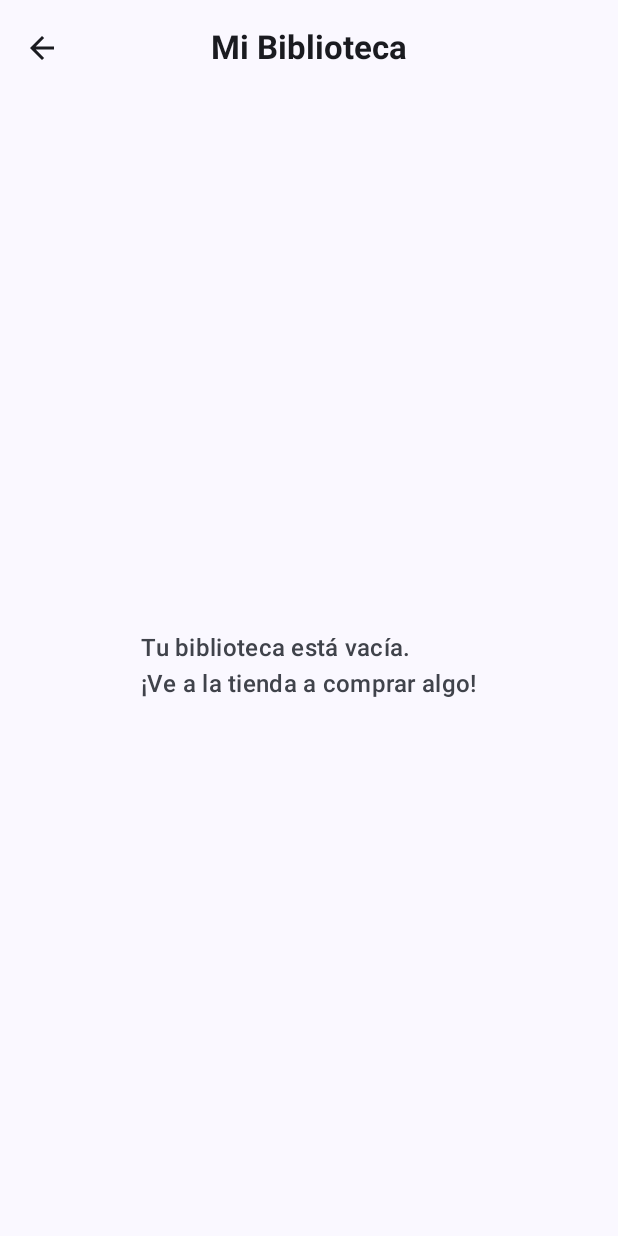
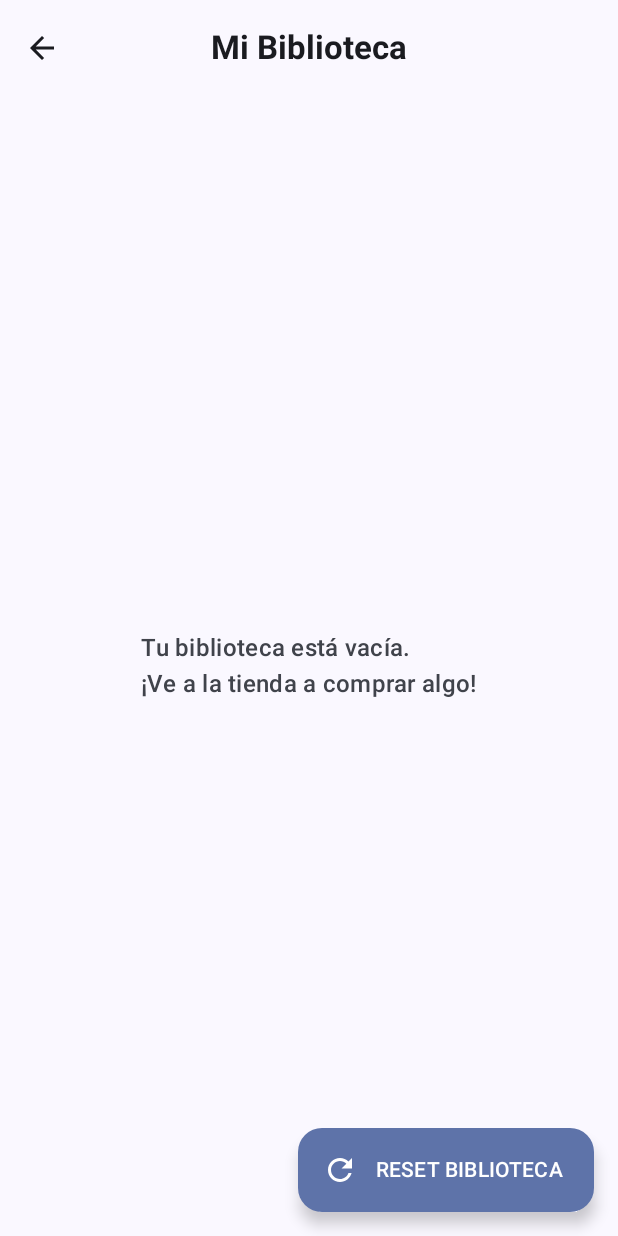
Before and after one commit to hectorpena95/LevelUpGamer, an Android app built with Jetpack Compose: the BibliotecaScreen screen opened through its navigation route, on a phone screen of 412 x 824 dp. Run offline under Robolectric (Android 15) with nearby library versions, the phone set to English and light mode, and no system bars; pictures from the network do not load; 1 statement that could not run was skipped.

Commit message:
imagenes agregadas a juegos, cambios generales y tamaños de letras

```diff
--- a/app/build.gradle.kts
+++ b/app/build.gradle.kts
@@ -51,6 +51,7 @@ dependencies {
     implementation(libs.androidx.compose.ui.tooling.preview)
     implementation(libs.androidx.compose.material3)
     implementation(libs.androidx.compose.foundation)
+    implementation(libs.androidx.material3)
     testImplementation(libs.junit)
     androidTestImplementation(libs.androidx.junit)
     androidTestImplementation(libs.androidx.espresso.core)
@@ -58,6 +59,9 @@ dependencies {
     androidTestImplementation(libs.androidx.compose.ui.test.junit4)
     debugImplementation(libs.androidx.compose.ui.tooling)
     debugImplementation(libs.androidx.compose.ui.test.manifest)
+    implementation("androidx.compose.material:material-icons-core")
+    implementation("androidx.compose.material:material-icons-extended")
+    implementation("io.coil-kt:coil-compose:2.5.0")
 
     // 1. Navegación
     implementation("androidx.navigation:navigation-compose:2.7.7")
--- a/app/src/main/AndroidManifest.xml
+++ b/app/src/main/AndroidManifest.xml
@@ -2,8 +2,11 @@
 <manifest xmlns:android="http://schemas.android.com/apk/res/android"
     xmlns:tools="http://schemas.android.com/tools">
 
+    <uses-permission android:name="android.permission.INTERNET" />
+    <uses-permission android:name="android.permission.POST_NOTIFICATIONS" />
+
     <application
-        android:allowBackup="true"
+        android:usesCleartextTraffic="true"  android:allowBackup="true"
         android:dataExtractionRules="@xml/data_extraction_rules"
         android:fullBackupContent="@xml/backup_rules"
         android:icon="@mipmap/ic_launcher"
--- a/app/src/main/java/com/example/levelupgamer/MainActivity.kt
+++ b/app/src/main/java/com/example/levelupgamer/MainActivity.kt
@@ -7,7 +7,6 @@ import androidx.activity.enableEdgeToEdge
 import androidx.compose.foundation.layout.fillMaxSize
 import androidx.compose.material3.MaterialTheme
 import androidx.compose.material3.Surface
-import androidx.compose.material3.Text // <--- ⚠️ CORRECCIÓN: Importación faltante
 import androidx.compose.runtime.Composable
 import androidx.compose.ui.Modifier
 import androidx.compose.ui.tooling.preview.Preview
@@ -17,40 +16,48 @@ import com.example.levelupgamer.logic.GameStoreViewModel
 import com.example.levelupgamer.logic.GameStoreViewModelFactory
 import com.example.levelupgamer.ui.AppNavigation
 import com.example.levelupgamer.ui.theme.LevelUpGamerTheme
+import com.example.levelupgamer.utilities.GameNotificationManager
+import com.example.levelupgamer.ui.Routes
+import androidx.compose.material3.Text
 
 class MainActivity : ComponentActivity() {
+
     override fun onCreate(savedInstanceState: Bundle?) {
         super.onCreate(savedInstanceState)
         enableEdgeToEdge()
 
-        // 1. Inicializar el Repositorio de Persistencia
+        // LLAMADA PARA CREAR EL CANAL DE NOTIFICACIÓN
+        GameNotificationManager.createNotificationChannel(this)
+
+        // Inicializar Repositorio y Factory
         val preferenciasRepo = PreferenciasRepo(applicationContext)
-
-        // 2. Definir la Fábrica del ViewModel
         val viewModelFactory = GameStoreViewModelFactory(preferenciasRepo)
 
         setContent {
             LevelUpGamerTheme {
-                // Contenedor principal
                 Surface(
                     modifier = Modifier.fillMaxSize(),
                     color = MaterialTheme.colorScheme.background
                 ) {
-                    // 3. Crear el ViewModel (solo se inicializa una vez)
+                    // Crear el ViewModel
                     val viewModel: GameStoreViewModel = viewModel(factory = viewModelFactory)
 
-                    // 4. Iniciar la Navegación y pasar el estado
-                    AppNavigation(viewModel = viewModel)
+                    // Iniciar la Navegación
+                    AppNavigation(
+                        viewModel = viewModel
+                    )
                 }
             }
         }
     }
+
+
 }
 
 @Preview(showBackground = true)
 @Composable
 fun AppPreview() {
     LevelUpGamerTheme {
-        Text("Level Up Gamer") // Este Text ya no da error.
+        Text("Level Up Gamer")
     }
 }
--- a/app/src/main/java/com/example/levelupgamer/logic/GameStoreViewModelFactory.kt
+++ b/app/src/main/java/com/example/levelupgamer/logic/GameStoreViewModelFactory.kt
@@ -1,14 +1,10 @@
-
 package com.example.levelupgamer.logic
 
 import androidx.lifecycle.ViewModel
 import androidx.lifecycle.ViewModelProvider
 import com.example.levelupgamer.data.PreferenciasRepo
 
-/**
- * Fábrica personalizada para crear instancias de GameStoreViewModel.
- * Esto es necesario porque GameStoreViewModel tiene dependencias (PreferenciasRepo).
- */
+
 class GameStoreViewModelFactory(private val repo: PreferenciasRepo) : ViewModelProvider.Factory {
 
     // Sobreescribe el método para crear la instancia del ViewModel
--- a/app/src/main/java/com/example/levelupgamer/logic/PreferenciasRepo.kt
+++ b/app/src/main/java/com/example/levelupgamer/logic/PreferenciasRepo.kt
@@ -30,5 +30,4 @@ class PreferenciasRepo(private val context: Context) {
         }
     }
 
-    // NOTA: Se han eliminado las funciones cargarTema y guardarTema.
 }
--- a/app/src/main/java/com/example/levelupgamer/ui/screens/BibliotecaScreen.kt
+++ b/app/src/main/java/com/example/levelupgamer/ui/screens/BibliotecaScreen.kt
@@ -1,30 +1,35 @@
+// ui.screens/BibliotecaScreen.kt
+
 package com.example.levelupgamer.ui.screens
 
-import androidx.compose.foundation.background
 import androidx.compose.foundation.layout.*
 import androidx.compose.foundation.lazy.LazyColumn
 import androidx.compose.foundation.lazy.items
+import androidx.compose.foundation.shape.RoundedCornerShape
 import androidx.compose.material.icons.Icons
 import androidx.compose.material.icons.automirrored.filled.ArrowBack
+import androidx.compose.material.icons.filled.Refresh
 import androidx.compose.material3.*
 import androidx.compose.runtime.Composable
 import androidx.compose.runtime.collectAsState
 import androidx.compose.runtime.getValue
 import androidx.compose.ui.Alignment
 import androidx.compose.ui.Modifier
+import androidx.compose.ui.draw.clip
+import androidx.compose.ui.layout.ContentScale
 import androidx.compose.ui.text.font.FontWeight
 import androidx.compose.ui.unit.dp
 import androidx.navigation.NavController
 import com.example.levelupgamer.logic.GameStoreViewModel
 import com.example.levelupgamer.data.Juego
 import com.example.levelupgamer.data.listaDeJuegos
+import coil.compose.AsyncImage
 
-// ⚠️ OptIn necesario para ElevatedCard (soluciona la advertencia de compilación)
 @OptIn(ExperimentalMaterial3Api::class)
 @Composable
 fun BibliotecaScreen(
     navController: NavController,
-    viewModel: GameStoreViewModel
+    viewModel: GameStoreViewModel // El ViewModel es esencial
 ) {
     // 1. Observar el estado (Lista de IDs comprados)
     val uiState by viewModel.uiState.collectAsState()
@@ -36,7 +41,24 @@ fun BibliotecaScreen(
     }
 
     Scaffold(
-        topBar = { BibliotecaTopBar(navController) }
+        topBar = { BibliotecaTopBar(navController) },
+        // ⭐️ BOTÓN FLOTANTE AÑADIDO PARA RESETEAR ⭐️
+        floatingActionButton = {
+            ExtendedFloatingActionButton(
+                onClick = {
+                    // ✅ Llama a la función de reseteo del ViewModel
+                    viewModel.resetearBiblioteca()
+                },
+                icon = {
+                    Icon(
+                        Icons.Default.Refresh, // Ícono de refresco
+                        contentDescription = "Resetear biblioteca"
+                    )
+                },
+                text = { Text("RESET BIBLIOTECA") }
+            )
+        }
+        // ⭐️ FIN DEL BOTÓN FLOTANTE ⭐️
     ) { innerPadding ->
         if (juegosEnBiblioteca.isEmpty()) {
             // Estado vacío: Si no hay juegos comprados
@@ -84,22 +106,16 @@ fun BibliotecaCard(juego: Juego) {
             modifier = Modifier.fillMaxSize(),
             verticalAlignment = Alignment.CenterVertically
         ) {
-            // Área de Jugar (Simulada)
-            Box(
+            AsyncImage(
+                model = juego.imagenUrl,
+                contentDescription = juego.titulo,
+                contentScale = ContentScale.Crop,
                 modifier = Modifier
                     .size(100.dp)
                     .aspectRatio(1f)
-                    .background(MaterialTheme.colorScheme.primary.copy(alpha = 0.1f))
-                    .padding(8.dp),
-                contentAlignment = Alignment.Center
-            ) {
-                Text(
-                    text = "JUGAR",
-                    style = MaterialTheme.typography.titleMedium,
-                    fontWeight = FontWeight.Black,
-                    color = MaterialTheme.colorScheme.primary
-                )
-            }
+                    .clip(RoundedCornerShape(topStart = 8.dp, bottomStart = 8.dp))
+            )
+            // ⭐️ FIN DE ZONA DE IMAGEN ⭐️
 
             // Título del Juego
             Column(
--- a/app/src/main/java/com/example/levelupgamer/ui/screens/HomeScreen.kt
+++ b/app/src/main/java/com/example/levelupgamer/ui/screens/HomeScreen.kt
@@ -1,13 +1,11 @@
-// ui.screens/HomeScreen.kt
-
 package com.example.levelupgamer.ui.screens
 
 import androidx.compose.foundation.clickable
 import androidx.compose.foundation.layout.*
 import androidx.compose.foundation.lazy.LazyColumn
 import androidx.compose.foundation.lazy.items
+import androidx.compose.foundation.shape.RoundedCornerShape
 import androidx.compose.material.icons.Icons
-// ⚠️ Corregido: Usamos el ícono de Menu para la Biblioteca
 import androidx.compose.material.icons.filled.Menu
 import androidx.compose.material3.*
 import androidx.compose.runtime.Composable
@@ -15,29 +13,31 @@ import androidx.compose.runtime.collectAsState
 import androidx.compose.runtime.getValue
 import androidx.compose.ui.Alignment
 import androidx.compose.ui.Modifier
+import androidx.compose.ui.draw.clip
+import androidx.compose.ui.layout.ContentScale
 import androidx.compose.ui.text.font.FontWeight
+import androidx.compose.ui.text.style.TextOverflow
 import androidx.compose.ui.unit.dp
 import androidx.navigation.NavController
 import com.example.levelupgamer.data.Juego
 import com.example.levelupgamer.logic.GameStoreViewModel
 import com.example.levelupgamer.ui.Routes
+import coil.compose.AsyncImage
 
-// ⚠️ OptIn necesario para ElevatedCard
 @OptIn(ExperimentalMaterial3Api::class)
 @Composable
 fun HomeScreen(
     navController: NavController,
     viewModel: GameStoreViewModel
 ) {
-    // 1. Observar el Estado (Gestión de Estado)
+    // 1. Observar el Estado
     val uiState by viewModel.uiState.collectAsState()
     val juegos = uiState.juegosDisponibles
 
-    // 2. Scaffold: Estructura base con Barra Superior
     Scaffold(
         topBar = { HomeTopBar(navController) }
     ) { innerPadding ->
-        // 3. Lista de Juegos
+        // 2. Lista de Juegos
         LazyColumn(
             modifier = Modifier
                 .fillMaxSize()
@@ -49,7 +49,7 @@ fun HomeScreen(
                 JuegoCard(
                     juego = juego,
                     onCardClick = {
-                        // Navegación correcta a la ficha de producto
+                        // Navegación a la ficha de producto
                         navController.navigate("${Routes.PRODUCTO.substringBefore("/")}/${juego.idJuego}")
                     }
                 )
@@ -68,10 +68,10 @@ private fun HomeTopBar(navController: NavController) {
             Text("LEVEL UP GAMER", fontWeight = FontWeight.Bold)
         },
         actions = {
-            // ⚠️ CORRECCIÓN CLAVE: Navegar a la BIBLIOTECA, eliminando la referencia a AJUSTES.
+            // Navegar a la Biblioteca
             IconButton(onClick = { navController.navigate(Routes.BIBLIOTECA) }) {
                 Icon(
-                    imageVector = Icons.Filled.Menu, // Usamos Menu como ícono de biblioteca
+                    imageVector = Icons.Filled.Menu,
                     contentDescription = "Ir a Biblioteca"
                 )
             }
@@ -89,7 +89,7 @@ fun JuegoCard(
     ElevatedCard(
         modifier = Modifier
             .fillMaxWidth()
-            .height(120.dp)
+            .height(150.dp) // ⭐️ Altura ajustada
             .clickable(onClick = onCardClick),
         shape = MaterialTheme.shapes.medium
     ) {
@@ -97,45 +97,45 @@ fun JuegoCard(
             modifier = Modifier.fillMaxSize(),
             verticalAlignment = Alignment.CenterVertically
         ) {
-            // IMAGEN SIMULADA
-            Box(
+            // ⭐️ ZONA DE IMAGEN CON COIL (100dp) ⭐️
+            AsyncImage(
+                model = juego.imagenUrl,
+                contentDescription = juego.titulo,
+                contentScale = ContentScale.Crop,
                 modifier = Modifier
-                    .size(120.dp)
+                    .size(100.dp) // Tamaño de la imagen ajustado a 100dp
                     .aspectRatio(1f)
-                    .padding(8.dp),
-                contentAlignment = Alignment.Center
-            ) {
-                Text(
-                    text = "IMG",
-                    style = MaterialTheme.typography.headlineLarge,
-                    fontWeight = FontWeight.Black,
-                    color = MaterialTheme.colorScheme.primary
-                )
-            }
+                    .clip(RoundedCornerShape(topStart = 12.dp, bottomStart = 12.dp))
+            )
+            // ⭐️ FIN DE ZONA DE IMAGEN ⭐️
 
             Column(
                 modifier = Modifier
                     .weight(1f)
-                    .padding(vertical = 12.dp, horizontal = 4.dp),
+                    .padding(vertical = 12.dp, horizontal = 8.dp),
                 verticalArrangement = Arrangement.Center
             ) {
+                // Título (Ahora soporta 2 líneas)
                 Text(
                     text = juego.titulo,
-                    style = MaterialTheme.typography.titleLarge,
+                    style = MaterialTheme.typography.titleMedium,
                     fontWeight = FontWeight.Bold,
-                    maxLines = 1,
+                    maxLines = 2,
+                    overflow = TextOverflow.Ellipsis,
                     color = MaterialTheme.colorScheme.onSurface
                 )
                 Spacer(Modifier.height(4.dp))
+                // Descripción corta (Ahora soporta 2 líneas)
                 Text(
                     text = juego.descripcionCorta,
-                    style = MaterialTheme.typography.bodyMedium,
-                    maxLines = 2,
+                    style = MaterialTheme.typography.bodySmall,
+                    maxLines = 4,
+                    overflow = TextOverflow.Ellipsis,
                     color = MaterialTheme.colorScheme.onSurfaceVariant
                 )
             }
 
-            // Precio en Pesos Chilenos (CLP)
+            // Precio
             Text(
                 text = "$${juego.precio}",
                 style = MaterialTheme.typography.titleMedium,
--- a/gradle/libs.versions.toml
+++ b/gradle/libs.versions.toml
@@ -9,6 +9,7 @@ lifecycleRuntimeKtx = "2.6.1"
 activityCompose = "1.8.0"
 composeBom = "2024.09.00"
 foundation = "1.9.4"
+material3 = "1.4.0"
 
 [libraries]
 androidx-core-ktx = { group = "androidx.core", name = "core-ktx", version.ref = "coreKtx" }
@@ -26,6 +27,7 @@ androidx-compose-ui-test-manifest = { group = "androidx.compose.ui", name = "ui-
 androidx-compose-ui-test-junit4 = { group = "androidx.compose.ui", name = "ui-test-junit4" }
 androidx-compose-material3 = { group = "androidx.compose.material3", name = "material3" }
 androidx-compose-foundation = { group = "androidx.compose.foundation", name = "foundation", version.ref = "foundation" }
+androidx-material3 = { group = "androidx.compose.material3", name = "material3", version.ref = "material3" }
 
 [plugins]
 android-application = { id = "com.android.application", version.ref = "agp" }
```
Also changed, not shown: app/src/main/java/com/example/levelupgamer/AppNavigation.kt (+19 -17 lines), app/src/main/java/com/example/levelupgamer/data/Juego.kt (+29 -34 lines), app/src/main/java/com/example/levelupgamer/logic/GameStoreViewModel.kt (+29 -23 lines), app/src/main/java/com/example/levelupgamer/ui/screens/ProductoScreen.kt (+30 -30 lines).
